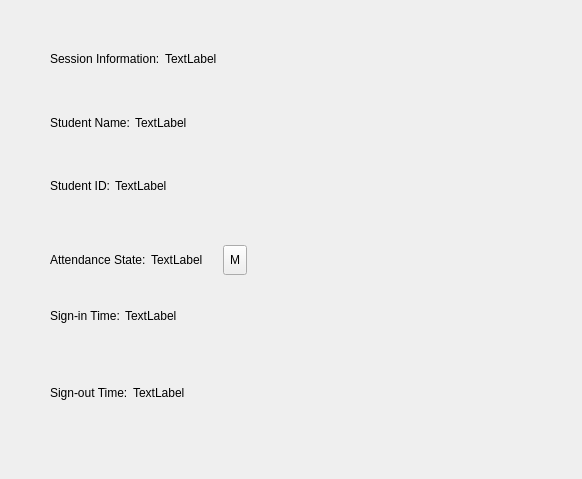
Qt form coding/GRP17-master-formal-version/resources/UI_resources/studentRecord_frame1.ui (Yiming-Li666/GRP-P19) before a commit.
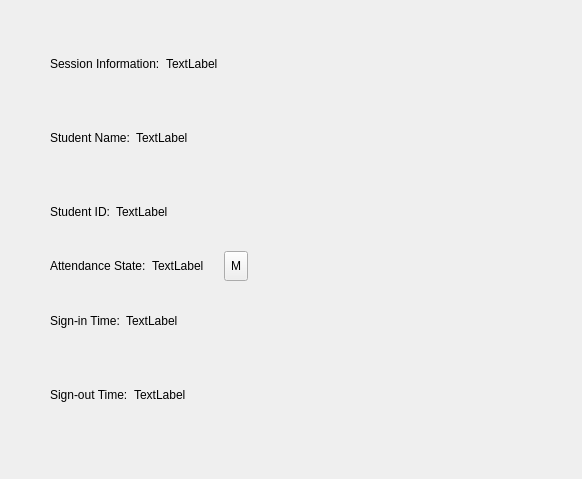
The same form after that commit.

Commit message: edit logout window, delete star sorting, adjust studentRecord frame.

```diff
--- a/coding/GRP17-master-formal-version/resources/UI_resources/studentRecord_frame1.ui
+++ b/coding/GRP17-master-formal-version/resources/UI_resources/studentRecord_frame1.ui
@@ -13,7 +13,7 @@
   <property name="windowTitle">
    <string>Frame</string>
   </property>
-  <layout class="QGridLayout" name="gridLayout" rowstretch="0">
+  <layout class="QGridLayout" name="gridLayout">
    <property name="leftMargin">
     <number>50</number>
    </property>
@@ -27,15 +27,7 @@
     <number>50</number>
    </property>
    <item row="0" column="0">
-    <layout class="QVBoxLayout" name="verticalLayout_3">
-     <property name="spacing">
-      <number>30</number>
-     </property>
-     <item>
-      <layout class="QVBoxLayout" name="verticalLayout">
-       <property name="spacing">
-        <number>5</number>
-       </property>
+    <layout class="QVBoxLayout" name="verticalLayout" stretch="0,0,0,0,0,0">
        <item>
         <layout class="QHBoxLayout" name="horizontalLayout" stretch="1,10">
          <item>
@@ -90,13 +82,6 @@
          </item>
         </layout>
        </item>
-      </layout>
-     </item>
-     <item>
-      <layout class="QVBoxLayout" name="verticalLayout_2">
-       <property name="spacing">
-        <number>5</number>
-       </property>
        <item>
         <layout class="QHBoxLayout" name="horizontalLayout_4" stretch="1,10">
          <property name="rightMargin">
@@ -199,8 +184,6 @@
             <string>TextLabel</string>
            </property>
           </widget>
-         </item>
-        </layout>
        </item>
       </layout>
      </item>
```
Lines whose indentation alone changed are shown as unchanged. The commit also changes 7 other files.
